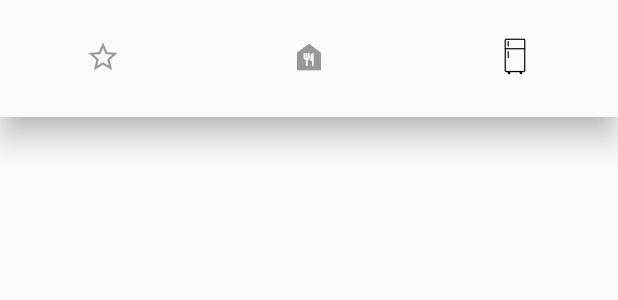
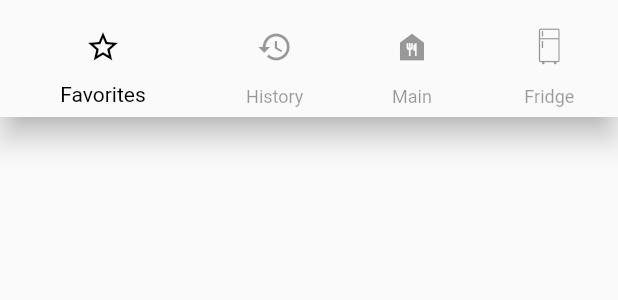
Before and after one commit to mineralsfree/recipes-app, a Flutter app: the BottomNavBar widget shown alone on an empty page, opened directly, on a phone screen of 412 x 824 dp. Shown: the top 300 px of the screen. Run offline on Flutter 3.47's test engine with Material 2 defaults, Android fonts, the phone set to English and light mode, and no system bars; our stand-ins replace flutter_animation_progress_bar, flutter_secure_storage; missing offline and left inert: flutter_barcode_scanner; accounts and stored records are empty; network calls fail.

Commit message:
some major changes

```diff
--- a/lib/main.dart
+++ b/lib/main.dart
@@ -1,5 +1,6 @@
 import 'package:flutter/material.dart';
 import 'package:front/model/IngredientModel.dart';
+import 'package:front/screens/favorite_screen.dart';
 import 'package:front/screens/signup_screen.dart';
 import 'package:provider/provider.dart';
 
@@ -25,7 +26,8 @@ class MyApp extends StatelessWidget {
           )),
       initialRoute: LoginScreen.routeName,
       routes: {
-        HomeScreen.routeName: (context) => const HomeScreen(),
+        HistoryScreen.routeName: (context) => const HistoryScreen(),
+        FavoritesScreen.routeName: (context) => const FavoritesScreen(),
         RecipesScreen.routeName: (context) => const RecipesScreen(),
         FridgeScreen.routeName: (context) => const FridgeScreen(),
         LoginScreen.routeName: (context) => const LoginScreen(),
--- a/lib/model/Recipe.dart
+++ b/lib/model/Recipe.dart
@@ -16,8 +16,12 @@ class Recipe {
   String saltLight;
   String saturatesLight;
   String sugarsLight;
+  String img_url;
+  bool in_history;
+  bool in_favorites;
 
-  Recipe({
+  Recipe(
+      {required this.img_url,
       required this.recipeId,
       required this.name,
       required this.instructions,
@@ -35,21 +39,25 @@ class Recipe {
       required this.saltLight,
       required this.saturatesLight,
       required this.sugarsLight,
-  });
+      required this.in_history,
+      required this.in_favorites});
 
   factory Recipe.fromJson(Map<String, dynamic> json) {
     return Recipe(
+      in_history: json['in_history'] == 0 ? false : true,
+      in_favorites: json['in_favorites'] == 0 ? false : true,
+      img_url: json['img_url'] ?? 'http://notfound.com',
       recipeId: json['recipe_id'] as int,
       name: json['name'] as String,
       instructions: json['instructions'] as String,
-      ingrReadable: json['ingr_readable'].split(',') as List<String>,
+      ingrReadable: List.from(json['ingr_readable']),
       time: json['time'] as int,
       serves: json['serves'] as int,
       category: json['category'] as String,
       energy: json['energy'] as double,
       fat: json['fat'] as double,
       protein: json['protein'] as double,
-      salt: json['salt'] as double ,
+      salt: json['salt'] as double,
       saturates: json['saturates'] as double,
       sugars: json['sugars'] as double,
       fatLight: json['fat_light'] as String,
--- a/lib/screens.dart
+++ b/lib/screens.dart
@@ -1,4 +1,4 @@
-export 'screens/home_screen.dart';
+export 'screens/history_screen.dart';
 export 'screens/recipes_screen.dart';
 export 'screens/fridge_screen.dart';
 export 'screens/add_ingredient_screen.dart';
--- a/lib/screens/fridge_screen.dart
+++ b/lib/screens/fridge_screen.dart
@@ -49,7 +49,7 @@ class _FridgeScreenState extends State<FridgeScreen> {
   @override
   Widget build(BuildContext context) {
     return Scaffold(
-      bottomNavigationBar: const BottomNavBar(index: 2),
+      bottomNavigationBar: const BottomNavBar(index: 3),
       body: Center(
           child: FutureBuilder<List<Ingredient>>(
             future: futureIngredients,
@@ -79,8 +79,8 @@ class _FridgeScreenState extends State<FridgeScreen> {
                 });
           });
         },
-        child: Text('Add'),
         backgroundColor: Colors.red[500],
+        child: const Text('Add'),
       ),
     );
   }
--- a/lib/screens/login_screen.dart
+++ b/lib/screens/login_screen.dart
@@ -101,9 +101,7 @@ class _LoginState extends State<LoginScreen> {
                     if (data != null) {
                       String jwt = data["user"]["access"];
                       debugPrint('movieTitle: $jwt');
-                      storage.write(key: "jwt", value: jwt);
-                      var key = await storage.read(key: "jwt");
-                      debugPrint('key: $key');
+                      await storage.write(key: "jwt", value: jwt);
                       Navigator.push(
                           context,
                           MaterialPageRoute(
--- a/lib/widgets/bottom_nav_bar.dart
+++ b/lib/widgets/bottom_nav_bar.dart
@@ -1,8 +1,9 @@
 import 'package:flutter/material.dart';
-import 'package:front/screens/home_screen.dart';
+import 'package:front/screens/history_screen.dart';
 import 'package:front/screens/recipes_screen.dart';
 import 'package:front/presentation/fridge_icon_icons.dart';
 import 'package:front/screens/fridge_screen.dart';
+import 'package:front/screens/favorite_screen.dart';
 
 class BottomNavBar extends StatelessWidget {
   const BottomNavBar({Key? key, required this.index}) : super(key: key);
@@ -13,18 +14,26 @@ class BottomNavBar extends StatelessWidget {
     return BottomNavigationBar(
       currentIndex: index,
       selectedItemColor: Colors.black,
-      showSelectedLabels: false,
-      showUnselectedLabels: false,
+      showSelectedLabels: true,
+      showUnselectedLabels: true,
       unselectedItemColor: Colors.black.withAlpha(100),
-      items: [
+      items:  <BottomNavigationBarItem>[
         BottomNavigationBarItem(
             icon: IconButton(
               onPressed: () {
-                Navigator.pushNamed(context, HomeScreen.routeName);
+                Navigator.pushNamed(context, FavoritesScreen.routeName);
               },
               icon: const Icon(Icons.star_border),
             ),
-            label: 'Home'),
+            label: 'Favorites'),
+        BottomNavigationBarItem(
+            icon: IconButton(
+              onPressed: () {
+                Navigator.pushNamed(context, HistoryScreen.routeName);
+              },
+              icon: const Icon(Icons.history),
+            ),
+            label: 'History'),
         BottomNavigationBarItem(
             icon: IconButton(
               onPressed: () {
@@ -32,7 +41,7 @@ class BottomNavBar extends StatelessWidget {
               },
               icon: const Icon(Icons.food_bank),
             ),
-            label: 'Search'),
+            label: 'Main'),
         BottomNavigationBarItem(
             icon: IconButton(
               onPressed: () {
@@ -40,7 +49,7 @@ class BottomNavBar extends StatelessWidget {
               },
               icon: const Icon(FridgeIcon.fridge_icon),
             ),
-            label: 'Person')
+            label: 'Fridge'),
       ],
     );
   }
```
Also changed, not shown: lib/screens/favorite_screen.dart (added, +71 -0 lines), lib/screens/history_screen.dart (renamed from lib/screens/home_screen.dart, +11 -20 lines), lib/screens/recipe_screen.dart (+2 -11 lines), lib/screens/recipes_screen.dart (+13 -47 lines), lib/widgets/recipe_card.dart (+32 -6 lines), 1 other file. Lines whose indentation alone changed are shown as unchanged.
